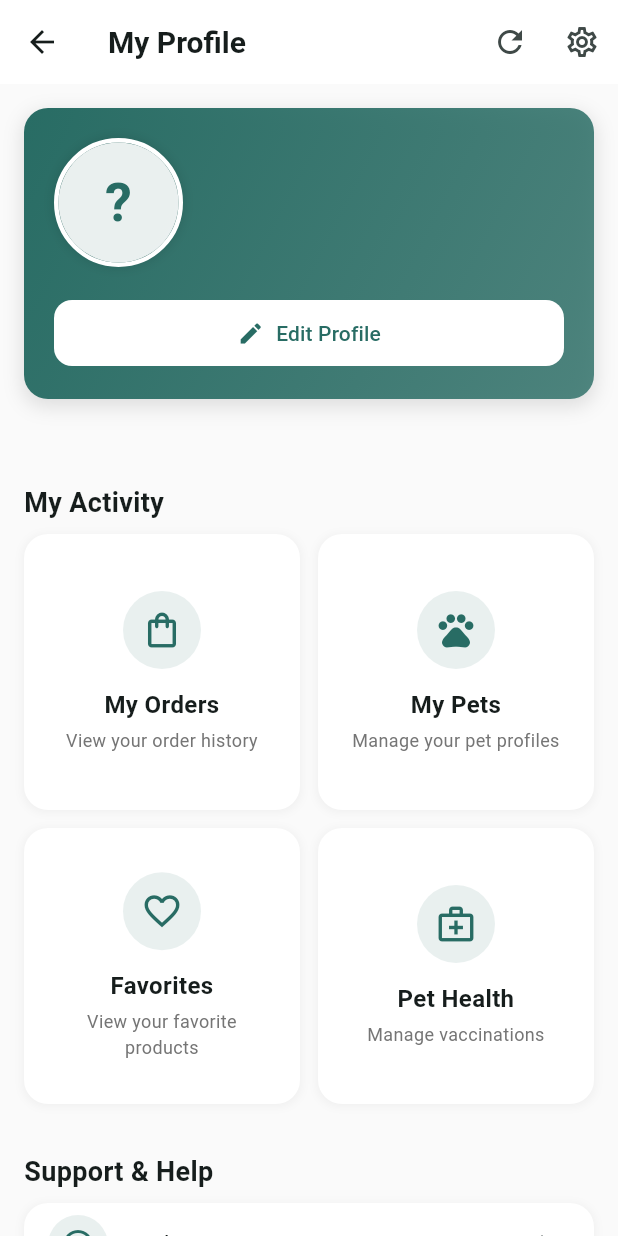
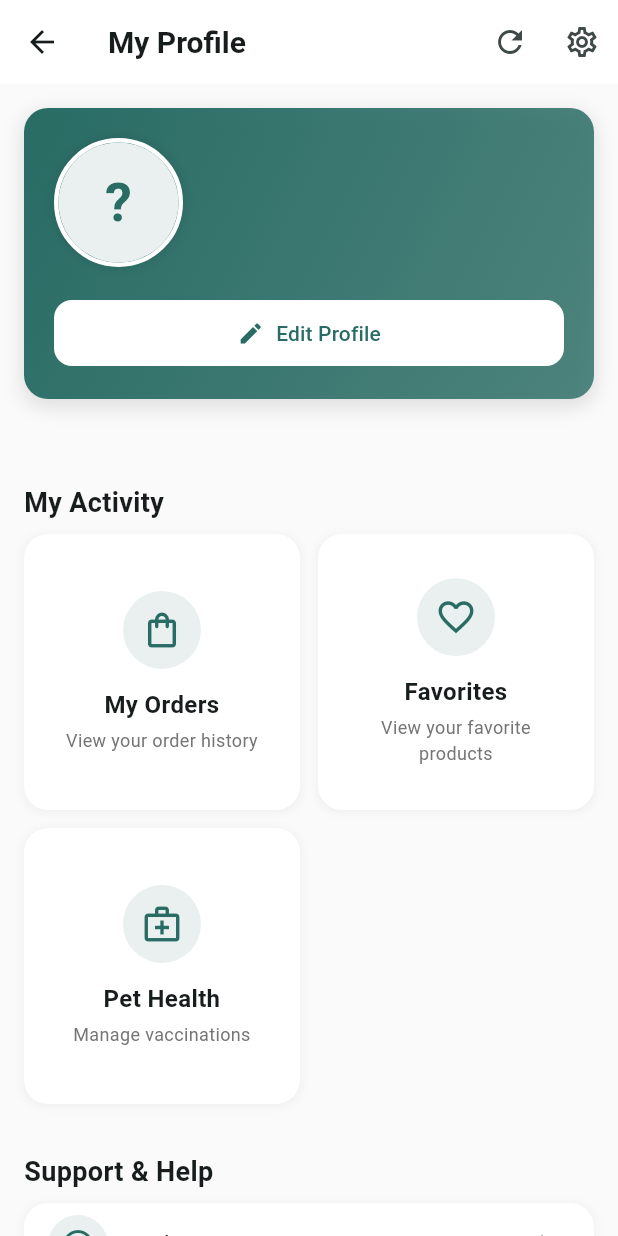
Before and after one commit to omar4ever2/petbuddy-main, a Flutter app: the ProfilePage screen opened directly, on a phone screen of 412 x 824 dp. Run offline on Flutter 3.47's test engine with Material 3 defaults, Android fonts, the phone set to English and light mode, and no system bars; our stand-ins replace cached_network_image, flutter_rating_bar, font_awesome_flutter, google_maps_flutter, image_picker, shared_preferences and 1 more; accounts and stored records are empty; Roboto replaces fonts that are missing (Poppins).

Commit message:
Remove My Pets navigation card from ProfilePage to streamline user interface

```diff
--- a/lib/screens/profile_page.dart
+++ b/lib/screens/profile_page.dart
@@ -6,7 +6,6 @@ import '../screens/edit_profile_page.dart';
 import '../screens/settings_page.dart';
 import '../screens/help_center_page.dart';
 import '../screens/order_history_page.dart';
-import '../screens/my_pets_page.dart';
 import '../providers/theme_provider.dart';
 import 'favorites_page.dart';
 import 'vaccine_booking_page.dart';
@@ -525,18 +524,6 @@ class _ProfilePageState extends State<ProfilePage> {
         ),
         _buildActivityCard(
           isDarkMode,
-          Icons.pets_outlined,
-          'My Pets',
-          'Manage your pet profiles',
-          () {
-            Navigator.push(
-              context,
-              MaterialPageRoute(builder: (context) => const MyPetsPage()),
-            );
-          },
-        ),
-        _buildActivityCard(
-          isDarkMode,
           Icons.favorite_outline,
           'Favorites',
           'View your favorite products',
```
